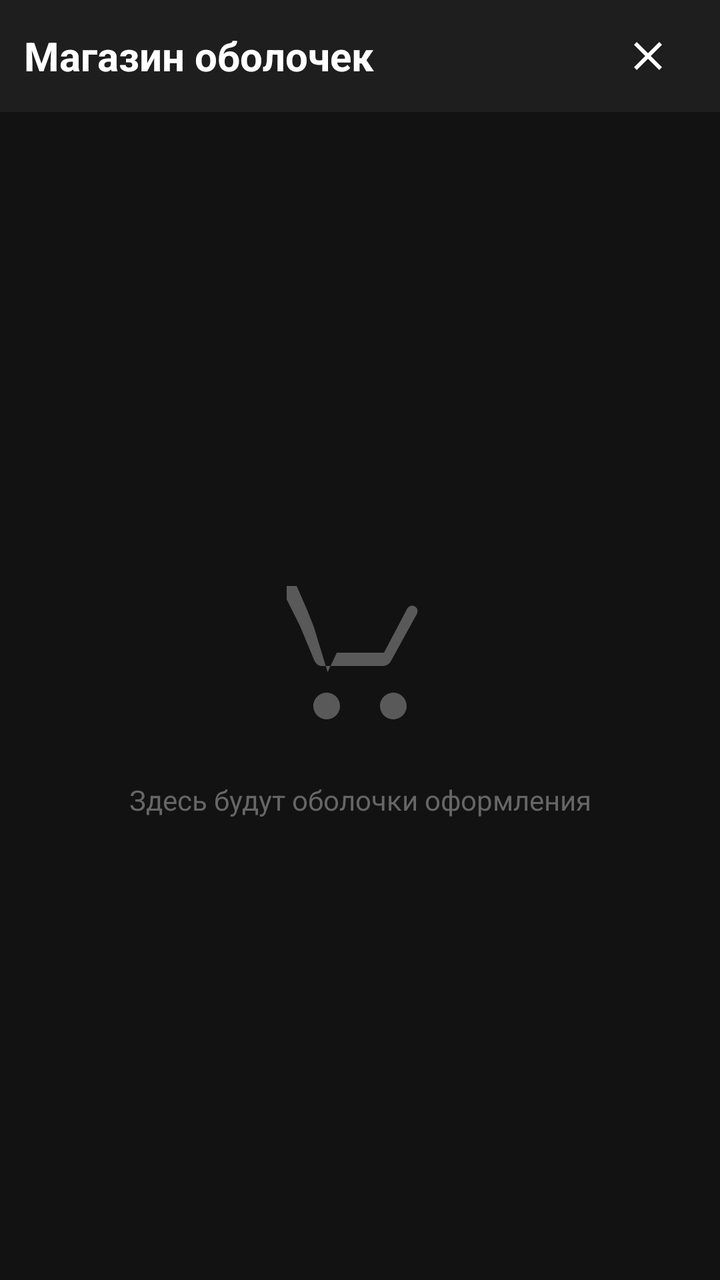
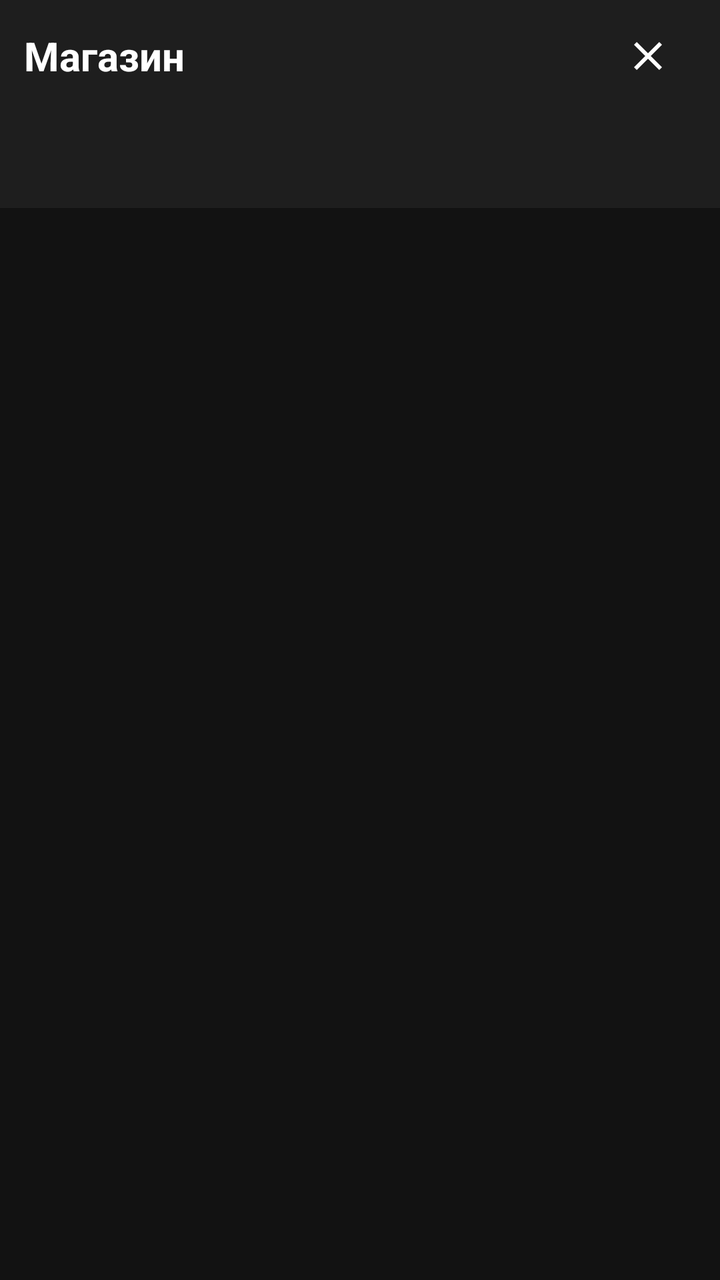

Screens rendered from an Android XML layout before and after an edit, with the pre-edit source and the edit as a unified diff.
<!-- AndroidManifest.xml: activity theme Theme.AppCompat.Translucent -->
<!-- res/layout/activity_store.xml -->
<LinearLayout xmlns:android="http://schemas.android.com/apk/res/android"
    android:layout_width="match_parent"
    android:layout_height="match_parent"
    android:orientation="vertical"
    android:background="@color/background_dark">

    
    <LinearLayout
        style="@style/Toolbar">

        <TextView
            android:layout_width="0dp"
            android:layout_height="wrap_content"
            android:layout_weight="1"
            style="@style/Text.Title.Medium"
            android:text="@string/store_title" />

        <ImageButton
            android:id="@+id/btn_close"
            android:layout_width="@dimen/icon_large"
            android:layout_height="@dimen/icon_large"
            android:src="@drawable/ic_close"
            android:background="?android:attr/selectableItemBackgroundBorderless"
            android:contentDescription="@string/close"
            android:padding="@dimen/spacing_m" />

    </LinearLayout>

    
    <LinearLayout
        android:layout_width="match_parent"
        android:layout_height="match_parent"
        android:orientation="vertical"
        android:gravity="center"
        android:padding="@dimen/spacing_xxl">

        <ImageView
            android:layout_width="@dimen/icon_xlarge"
            android:layout_height="@dimen/icon_xlarge"
            android:src="@drawable/ic_store"
            android:contentDescription="@string/store_title"
            android:alpha="0.3" />

        <TextView
            android:layout_width="match_parent"
            android:layout_height="wrap_content"
            android:layout_marginTop="@dimen/spacing_xl"
            style="@style/Text.Body.Dim"
            android:text="@string/store_placeholder"
            android:gravity="center" />

    </LinearLayout>

</LinearLayout>
<!-- resources referenced by this layout -->
<resources>
  <color name="background_dark">#121212</color>
  <dimen name="icon_large">48dp</dimen>
  <dimen name="icon_xlarge">80dp</dimen>
  <dimen name="spacing_m">12dp</dimen>
  <dimen name="spacing_xl">24dp</dimen>
  <dimen name="spacing_xxl">32dp</dimen>
  <!-- drawable ic_close (drawable) -->
  <vector xmlns:android="http://schemas.android.com/apk/res/android"
      android:width="24dp"
      android:height="24dp"
      android:viewportWidth="24"
      android:viewportHeight="24">
      <path
          android:fillColor="#FFFFFF"
          android:pathData="M19,6.41L17.59,5 12,10.59 6.41,5 5,6.41 10.59,12 5,17.59 6.41,19 12,13.41 17.59,19 19,17.59 13.41,12z"/>
  </vector>
  <!-- drawable ic_store (drawable) -->
  <vector xmlns:android="http://schemas.android.com/apk/res/android"
      android:width="24dp"
      android:height="24dp"
      android:viewportWidth="24"
      android:viewportHeight="24">
      <path
          android:fillColor="#FFFFFF"
          android:pathData="M7,18c-1.1,0 -2,0.9 -2,2s0.9,2 2,2 2,-0.9 2,-2 -0.9,-2 -2,-2zM17,18c-1.1,0 -2,0.9 -2,2s0.9,2 2,2 2,-0.9 2,-2 -0.9,-2 -2,-2zM7.15,14.9l-0.03,-0.06L5.1,8.19 4.03,5.5 2.5,2 1,2v2l2,4 2.2,5.3C5.57,13.8 5.87,14 6.2,14h9.2c0.55,0 1.02,-0.31 1.26,-0.77l3.88,-7.06c0.22,-0.4 0.07,-0.9 -0.33,-1.12 -0.4,-0.22 -0.9,-0.07 -1.12,0.33L15.6,12H8.53L7.15,14.9z"/>
  </vector>
  <string name="close">Закрыть</string>
  <string name="store_placeholder">Здесь будут оболочки оформления</string>
  <string name="store_title">Магазин оболочек</string>
  <style name="Text.Body.Dim" parent="Text">
          <item name="android:textSize">@dimen/text_m</item>
          <item name="android:textColor">@color/text_dim</item>
      </style>
  <style name="Text.Title.Medium" parent="Text.Title">
          <item name="android:textSize">@dimen/title_medium</item>
      </style>
  <style name="Toolbar">
          <item name="android:layout_width">match_parent</item>
          <item name="android:layout_height">@dimen/height_toolbar</item>
          <item name="android:background">@color/background_card</item>
          <item name="android:paddingStart">@dimen/spacing_m</item>
          <item name="android:paddingEnd">@dimen/spacing_m</item>
          <item name="android:gravity">center_vertical</item>
          <item name="android:orientation">horizontal</item>
      </style>
  <style name="Theme.AppCompat.Translucent" parent="Theme.QutyLaunch">
          <item name="android:windowIsTranslucent">true</item>
          <item name="android:windowBackground">@android:color/transparent</item>
      </style>
  <style name="Text">
          <item name="android:textSize">@dimen/text_m</item>
          <item name="android:textColor">@color/text_primary</item>
      </style>
  <dimen name="text_m">14sp</dimen>
  <color name="text_dim">#666666</color>
  <style name="Text.Title">
          <item name="android:textColor">@color/text_primary</item>
          <item name="android:textStyle">bold</item>
      </style>
  <dimen name="title_medium">20sp</dimen>
  <dimen name="height_toolbar">56dp</dimen>
  <color name="background_card">#1E1E1E</color>
  <style name="Theme.QutyLaunch" parent="Theme.AppCompat.NoActionBar">
          
          <item name="android:navigationBarColor">@android:color/transparent</item>
          <item name="android:statusBarColor">@android:color/transparent</item>
  
          
          <item name="android:windowLayoutInDisplayCutoutMode">shortEdges</item>
  
          
          <item name="android:fitsSystemWindows">false</item>
  
          
          <item name="android:windowDrawsSystemBarBackgrounds">true</item>
      </style>
  <color name="text_primary">#FFFFFF</color>
</resources>

<!-- the commit's change to res/layout/activity_store.xml (unified diff, before → after) -->
@@ -1,54 +1,91 @@
-<LinearLayout xmlns:android="http://schemas.android.com/apk/res/android"
+<FrameLayout xmlns:android="http://schemas.android.com/apk/res/android"
+    xmlns:app="http://schemas.android.com/apk/res-auto"
     android:layout_width="match_parent"
     android:layout_height="match_parent"
-    android:orientation="vertical"
     android:background="@color/background_dark">
 
-    
     <LinearLayout
-        style="@style/Toolbar">
+        android:layout_width="match_parent"
+        android:layout_height="match_parent"
+        android:orientation="vertical">
 
-        <TextView
-            android:layout_width="0dp"
+        
+        <LinearLayout
+            style="@style/Toolbar">
+
+            <TextView
+                android:layout_width="0dp"
+                android:layout_height="wrap_content"
+                android:layout_weight="1"
+                style="@style/Text.Title.Medium"
+                android:text="@string/store_title" />
+
+            <ImageButton
+                android:id="@+id/btn_close"
+                android:layout_width="@dimen/icon_large"
+                android:layout_height="@dimen/icon_large"
+                android:src="@drawable/ic_close"
+                android:background="?android:attr/selectableItemBackgroundBorderless"
+                android:contentDescription="@string/close"
+                android:padding="@dimen/spacing_m" />
+
+        </LinearLayout>
+
+        
+        <com.google.android.material.tabs.TabLayout
+            android:id="@+id/tab_layout"
+            android:layout_width="match_parent"
             android:layout_height="wrap_content"
-            android:layout_weight="1"
-            style="@style/Text.Title.Medium"
-            android:text="@string/store_title" />
+            android:background="@color/background_card"
+            app:tabIndicatorColor="@color/tab_indicator"
+            app:tabIndicatorHeight="@dimen/spacing_xxs"
+            app:tabSelectedTextColor="@color/tab_text_selected"
+            app:tabTextColor="@color/tab_text_unselected"
+            app:tabPadding="@dimen/spacing_m"
+            app:tabMode="fixed"
+            app:tabGravity="fill"/>
 
-        <ImageButton
-            android:id="@+id/btn_close"
-            android:layout_width="@dimen/icon_large"
-            android:layout_height="@dimen/icon_large"
-            android:src="@drawable/ic_close"
-            android:background="?android:attr/selectableItemBackgroundBorderless"
-            android:contentDescription="@string/close"
-            android:padding="@dimen/spacing_m" />
+        
+        <androidx.viewpager2.widget.ViewPager2
+            android:id="@+id/view_pager"
+            android:layout_width="match_parent"
+            android:layout_height="0dp"
+            android:layout_weight="1" />
+
+        
+        <LinearLayout
+            android:id="@+id/progress_container"
+            android:layout_width="match_parent"
+            android:layout_height="wrap_content"
+            android:orientation="vertical"
+            android:gravity="center"
+            android:padding="@dimen/spacing_xl"
+            android:visibility="gone">
+
+            <ProgressBar
+                android:id="@+id/progress_bar"
+                android:layout_width="@dimen/icon_large"
+                android:layout_height="@dimen/icon_large"
+                android:indeterminate="true" />
+
+            <TextView
+                android:id="@+id/progress_text"
+                android:layout_width="wrap_content"
+                android:layout_height="wrap_content"
+                android:layout_marginTop="@dimen/spacing_m"
+                style="@style/Text.Body"
+                android:text="@string/store_loading" />
+
+        </LinearLayout>
 
     </LinearLayout>
 
     
-    <LinearLayout
+    <FrameLayout
+        android:id="@+id/fragment_container"
         android:layout_width="match_parent"
         android:layout_height="match_parent"
-        android:orientation="vertical"
-        android:gravity="center"
-        android:padding="@dimen/spacing_xxl">
+        android:background="@color/background_dark"
+        android:visibility="gone" />
 
-        <ImageView
-            android:layout_width="@dimen/icon_xlarge"
-            android:layout_height="@dimen/icon_xlarge"
-            android:src="@drawable/ic_store"
-            android:contentDescription="@string/store_title"
-            android:alpha="0.3" />
-
-        <TextView
-            android:layout_width="match_parent"
-            android:layout_height="wrap_content"
-            android:layout_marginTop="@dimen/spacing_xl"
-            style="@style/Text.Body.Dim"
-            android:text="@string/store_placeholder"
-            android:gravity="center" />
-
-    </LinearLayout>
-
-</LinearLayout>
+</FrameLayout>
<!-- resource entries referenced after the edit -->
@@ -1,11 +1,13 @@
 <!-- resources referenced by this layout -->
 <resources>
   <color name="background_dark">#121212</color>
+  <color name="tab_indicator">#009688</color>
+  <color name="tab_text_selected">#009688</color>
+  <color name="tab_text_unselected">#8A8A8A</color>
   <dimen name="icon_large">48dp</dimen>
-  <dimen name="icon_xlarge">80dp</dimen>
   <dimen name="spacing_m">12dp</dimen>
   <dimen name="spacing_xl">24dp</dimen>
-  <dimen name="spacing_xxl">32dp</dimen>
+  <dimen name="spacing_xxs">2dp</dimen>
   <!-- drawable ic_close (drawable) -->
   <vector xmlns:android="http://schemas.android.com/apk/res/android"
       android:width="24dp"
@@ -16,22 +18,11 @@
           android:fillColor="#FFFFFF"
           android:pathData="M19,6.41L17.59,5 12,10.59 6.41,5 5,6.41 10.59,12 5,17.59 6.41,19 12,13.41 17.59,19 19,17.59 13.41,12z"/>
   </vector>
-  <!-- drawable ic_store (drawable) -->
-  <vector xmlns:android="http://schemas.android.com/apk/res/android"
-      android:width="24dp"
-      android:height="24dp"
-      android:viewportWidth="24"
-      android:viewportHeight="24">
-      <path
-          android:fillColor="#FFFFFF"
-          android:pathData="M7,18c-1.1,0 -2,0.9 -2,2s0.9,2 2,2 2,-0.9 2,-2 -0.9,-2 -2,-2zM17,18c-1.1,0 -2,0.9 -2,2s0.9,2 2,2 2,-0.9 2,-2 -0.9,-2 -2,-2zM7.15,14.9l-0.03,-0.06L5.1,8.19 4.03,5.5 2.5,2 1,2v2l2,4 2.2,5.3C5.57,13.8 5.87,14 6.2,14h9.2c0.55,0 1.02,-0.31 1.26,-0.77l3.88,-7.06c0.22,-0.4 0.07,-0.9 -0.33,-1.12 -0.4,-0.22 -0.9,-0.07 -1.12,0.33L15.6,12H8.53L7.15,14.9z"/>
-  </vector>
   <string name="close">Закрыть</string>
-  <string name="store_placeholder">Здесь будут оболочки оформления</string>
-  <string name="store_title">Магазин оболочек</string>
-  <style name="Text.Body.Dim" parent="Text">
+  <string name="store_loading">Загрузка оболочек…</string>
+  <string name="store_title">Магазин</string>
+  <style name="Text.Body" parent="Text">
           <item name="android:textSize">@dimen/text_m</item>
-          <item name="android:textColor">@color/text_dim</item>
       </style>
   <style name="Text.Title.Medium" parent="Text.Title">
           <item name="android:textSize">@dimen/title_medium</item>
@@ -54,7 +45,6 @@
           <item name="android:textColor">@color/text_primary</item>
       </style>
   <dimen name="text_m">14sp</dimen>
-  <color name="text_dim">#666666</color>
   <style name="Text.Title">
           <item name="android:textColor">@color/text_primary</item>
           <item name="android:textStyle">bold</item>
